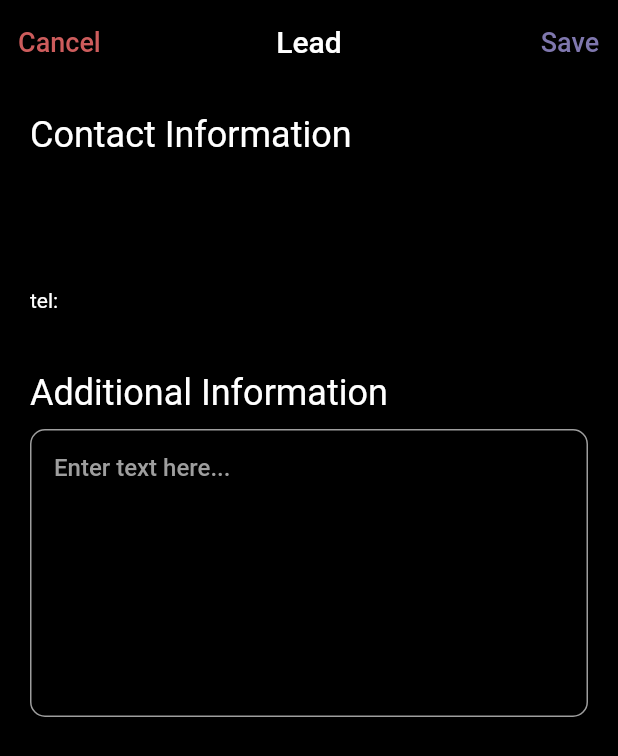
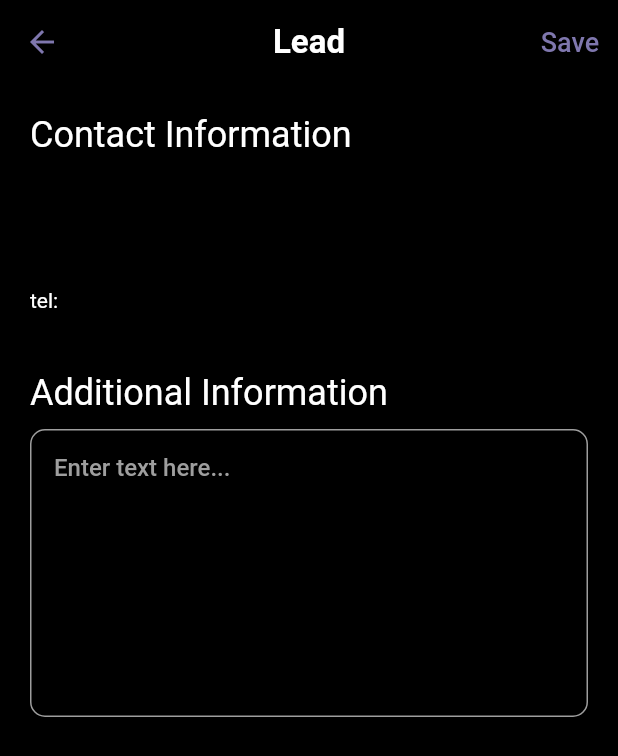
Before and after one commit to neurothrone/agi-events, a Flutter app: the LeadDetailPage screen opened directly with empty values, on a phone screen of 412 x 824 dp. Shown: the top 756 px of the screen. Run offline on Flutter 3.47's test engine with Material 2 defaults, Android fonts, the phone set to English and light mode, and no system bars; our stand-ins replace csv, device_info_plus, firebase_core, firebase_database, flutter_riverpod, flutter_svg and 1 more; missing offline and left inert: mobile_scanner; accounts and stored records are empty.

Commit message:
refactor to show cupertino app bar on iOS

```diff
--- a/lib/src/features/leads/lead_detail/widgets/lead_detail_page_app_bar.dart
+++ b/lib/src/features/leads/lead_detail/widgets/lead_detail_page_app_bar.dart
@@ -1,6 +1,9 @@
+import 'dart:io';
+
 import 'package:flutter/material.dart';
 
 import '../../../../core/constants/constants.dart';
+import '../../../../core/widgets/widgets.dart';
 
 class LeadDetailPageAppBar extends StatelessWidget {
   const LeadDetailPageAppBar({
@@ -14,26 +17,33 @@ class LeadDetailPageAppBar extends StatelessWidget {
 
   @override
   Widget build(BuildContext context) {
-    return AppBar(
-      automaticallyImplyLeading: false,
-      titleSpacing: 0.0, // Remove default title spacing
-      title: Stack(
-        alignment: Alignment.center,
-        children: [
-          const Text("Lead"),
-          Row(
-            mainAxisAlignment: MainAxisAlignment.spaceBetween,
-            children: [
-              TextButton(
-                onPressed: onCancel,
-                child: const Text(
-                  "Cancel",
-                  style: TextStyle(
-                    fontSize: 18.0,
-                    color: AppConstants.destructive,
-                  ),
+    return Platform.isIOS
+        ? CustomCupertinoAppBar(
+            onBackButtonPressed: onCancel,
+            title: "Lead",
+            trailing: TextButton(
+              onPressed: onSave,
+              child: Text(
+                "Save",
+                style: TextStyle(
+                  fontSize: 18.0,
+                  color: AppConstants.primaryBlueLightest,
                 ),
               ),
+            ),
+          )
+        : AppBar(
+            leading: BackButton(onPressed: onCancel),
+            centerTitle: true,
+            title: const Text(
+              "Lead",
+              style: TextStyle(
+                color: Colors.white,
+                fontSize: 22.0,
+                fontWeight: FontWeight.bold,
+              ),
+            ),
+            actions: [
               TextButton(
                 onPressed: onSave,
                 child: Text(
@@ -45,9 +55,6 @@ class LeadDetailPageAppBar extends StatelessWidget {
                 ),
               ),
             ],
-          ),
-        ],
-      ),
-    );
+          );
   }
 }
```
